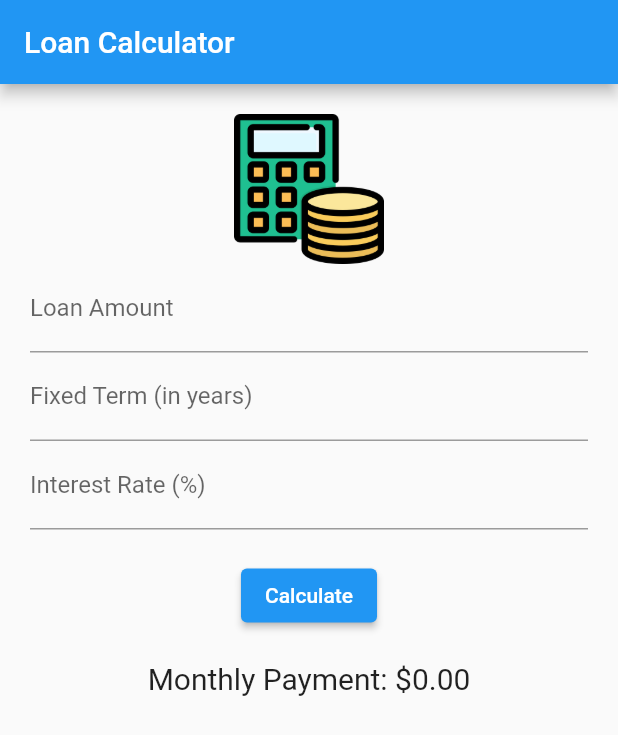
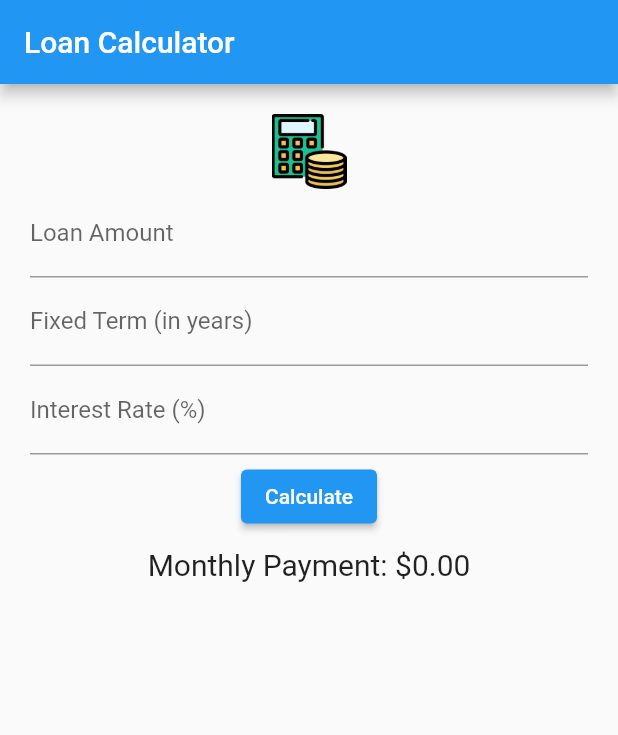
Before and after one commit to Farel1822/loanapplication, a Flutter app: the screen it shows after launch, on a phone screen of 412 x 824 dp. Shown: the top 735 px of the screen. Run offline on Flutter 3.47's test engine with Material 2 defaults, Android fonts, the phone set to English and light mode, and no system bars.

Commit message:
Pesan commit Anda di sini

```diff
--- a/lib/main.dart
+++ b/lib/main.dart
@@ -53,7 +53,7 @@ class _LoanCalculatorState extends State<LoanCalculator> {
           children: <Widget>[
             Image.asset(
               'src/calculator.png', //
-              height: 100, // Sesuaikan
+              height: 50, // Sesuaikan
             ),
             TextField(
               controller: loanAmountController,
@@ -71,14 +71,14 @@ class _LoanCalculatorState extends State<LoanCalculator> {
               keyboardType: TextInputType.number,
               decoration: const InputDecoration(labelText: 'Interest Rate (%)'),
             ),
-            const SizedBox(height: 20),
+            const SizedBox(height: 4),
             ElevatedButton(
               onPressed: () {
                 calculateLoan();
               },
               child: const Text('Calculate'),
             ),
-            const SizedBox(height: 20),
+            const SizedBox(height: 10),
             Text(
               'Monthly Payment: \$${monthlyPayment.toStringAsFixed(2)}',
               style: const TextStyle(fontSize: 20),
```
